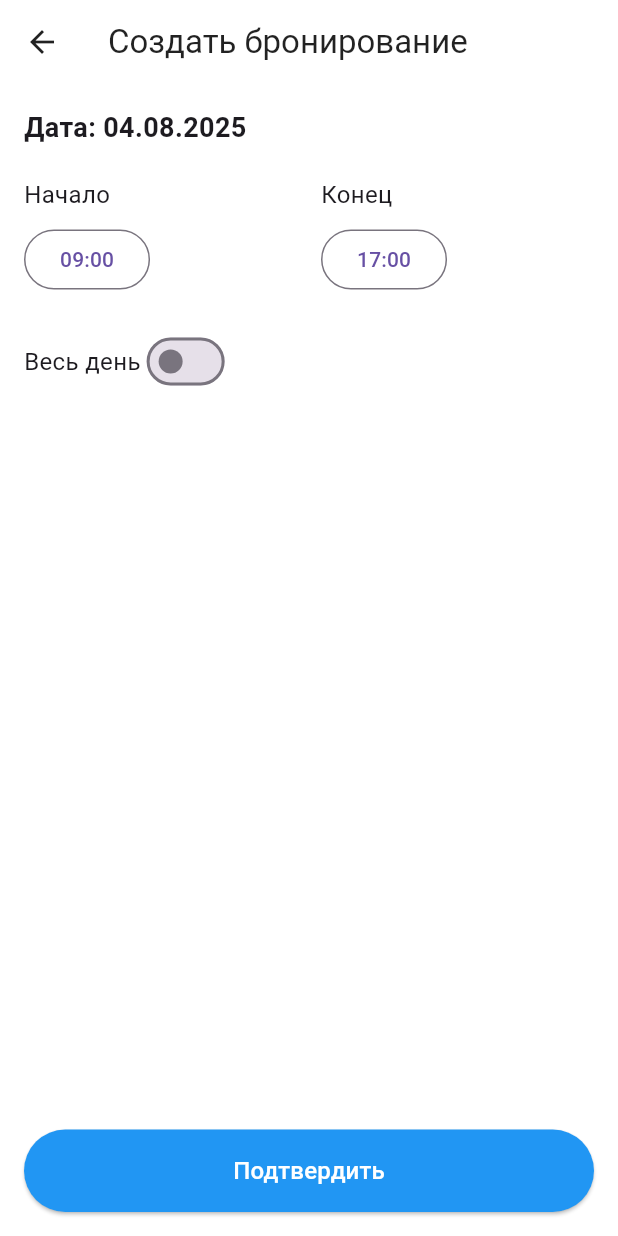
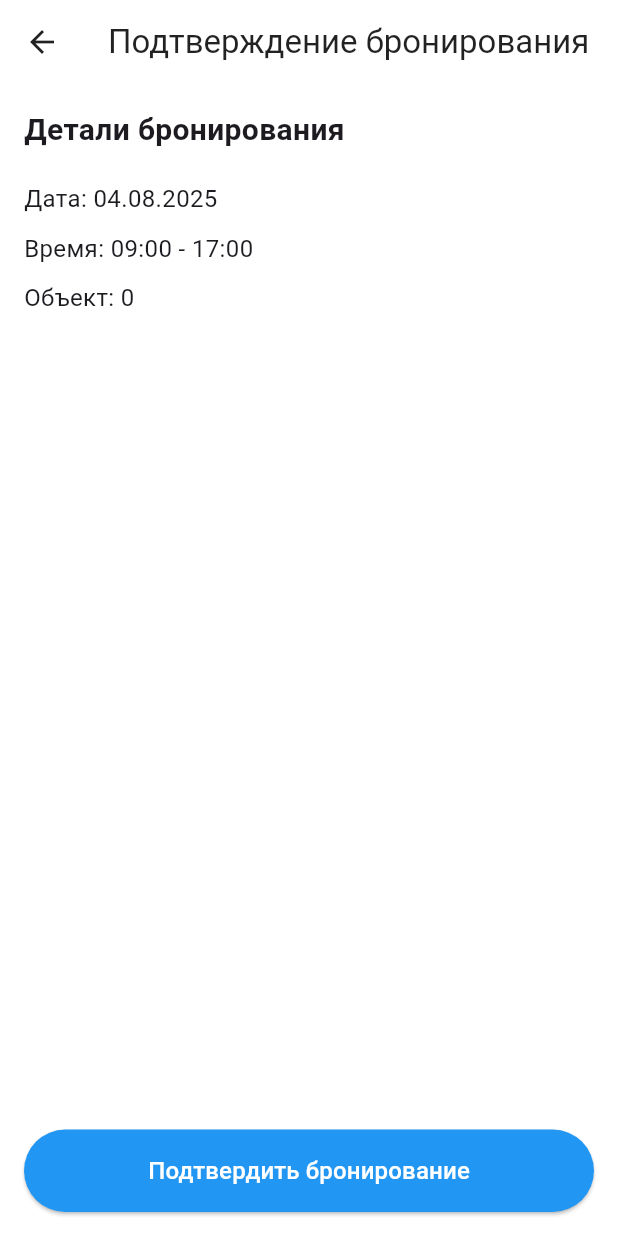
Before and after one commit to ShlykovPavel/booker_front, a Flutter app: the CreateBookingScreen screen opened by its route, after a tap on "Подтвердить", on a phone screen of 412 x 824 dp. Run offline on Flutter 3.47's test engine with Material 3 defaults, Android fonts, the phone set to English and light mode, and no system bars; our stand-ins replace dio, flutter_bloc, go_router, table_calendar; statements that could not run were skipped.

Commit message:
confirm booking screen 1st iteration

```diff
--- a/lib/presentation/router/app_router.dart
+++ b/lib/presentation/router/app_router.dart
@@ -6,6 +6,7 @@ import '../screens/booking_calendar/booking_calendar_screen.dart';
 import '../screens/booking_detail/booking_detail_screen.dart';
 import '../screens/edit_booking/edit_booking_screen.dart';
 import '../screens/create_booking/create_booking_screen.dart';
+import '../screens/confirm_booking/confirm_booking_screen.dart';
 
 final GoRouter appRouter = GoRouter(
   initialLocation: '/booking',
@@ -45,8 +46,26 @@ final GoRouter appRouter = GoRouter(
     GoRoute(
       path: '/create-booking',
       builder: (context, state) {
-        final selectedDay = state.extra as DateTime?;
-        return CreateBookingScreen(selectedDay: selectedDay ?? DateTime.now());
+        final extra = state.extra as Map<String, dynamic>?; // Изменяем тип на Map
+        final selectedDay = extra?['selectedDay'] as DateTime?;
+        final bookingEntityId = extra?['bookingEntityId'] as int?; // Добавляем ID
+        return CreateBookingScreen(
+          selectedDay: selectedDay ?? DateTime.now(),
+          bookingEntityId: bookingEntityId ?? 0, // Значение по умолчанию, если ID нет
+        );
+      },
+    ),
+    GoRoute(
+      path: '/confirm-booking',
+      builder: (context, state) {
+        final extra = state.extra as Map<String, dynamic>?;
+        return ConfirmBookingScreen(
+          selectedDay: extra?['selectedDay'] as DateTime,
+          startTime: extra?['startTime'] as DateTime,
+          endTime: extra?['endTime'] as DateTime,
+          isAllDay: extra?['isAllDay'] as bool,
+          bookingEntityId: extra?['bookingEntityId'] as int,
+        );
       },
     ),
   ],
--- a/lib/presentation/screens/booking_calendar/booking_calendar_screen.dart
+++ b/lib/presentation/screens/booking_calendar/booking_calendar_screen.dart
@@ -1,16 +1,12 @@
+import 'package:booker_front/data/repositories/booking_repository.dart';
 import 'package:flutter/material.dart';
 import 'package:flutter_bloc/flutter_bloc.dart';
 import 'package:go_router/go_router.dart';
 import 'package:table_calendar/table_calendar.dart';
 import 'bloc/booking_calendar_bloc.dart';
 import 'widgets/booking_tile.dart';
-import './../booking_entity/bloc/booking_entity_bloc.dart';
-import '././/./data/repositories/booking_repository.dart';
-
-
-
-
-
+import '../booking_entity/bloc/booking_entity_bloc.dart';
+// import '../../data/repositories/booking_repository.dart';
 import '../create_booking/create_booking_screen.dart';
 
 class BookingCalendarScreen extends StatelessWidget {
@@ -174,7 +170,7 @@ class BookingCalendarScreen extends StatelessWidget {
                 }
                 return FloatingActionButton(
                   onPressed: () {
-                    context.push('/create-booking', extra: selectedDay);
+                    context.push('/create-booking', extra: {'selectedDay': selectedDay, 'bookingEntityId': bookingEntityId});
                   },
                   backgroundColor: Colors.blue,
                   child: const Icon(Icons.add, color: Colors.white),
--- /dev/null
+++ b/lib/presentation/screens/confirm_booking/confirm_booking_screen.dart
@@ -0,0 +1,80 @@
+import 'package:flutter/material.dart';
+import 'package:go_router/go_router.dart';
+import 'package:intl/intl.dart';
+
+class ConfirmBookingScreen extends StatelessWidget {
+  final DateTime selectedDay;
+  final DateTime startTime;
+  final DateTime endTime;
+  final bool isAllDay;
+  final int bookingEntityId;
+
+  const ConfirmBookingScreen({
+    super.key,
+    required this.selectedDay,
+    required this.startTime,
+    required this.endTime,
+    required this.isAllDay,
+    required this.bookingEntityId,
+  });
+
+  @override
+  Widget build(BuildContext context) {
+    return Scaffold(
+      appBar: AppBar(
+        leading: IconButton(
+          icon: const Icon(Icons.arrow_back),
+          onPressed: () => context.pop(),
+        ),
+        title: const Text(
+          'Подтверждение бронирования',
+          style: TextStyle(color: Colors.black87),
+        ),
+        backgroundColor: Colors.white,
+      ),
+      body: Padding(
+        padding: const EdgeInsets.all(16.0),
+        child: Column(
+          crossAxisAlignment: CrossAxisAlignment.start,
+          children: [
+            const Text(
+              'Детали бронирования',
+              style: TextStyle(fontSize: 20, fontWeight: FontWeight.bold),
+            ),
+            const SizedBox(height: 20),
+            Text(
+              'Дата: ${DateFormat('dd.MM.yyyy').format(selectedDay)}',
+              style: const TextStyle(fontSize: 16),
+            ),
+            const SizedBox(height: 10),
+            Text(
+              'Время: ${isAllDay ? 'Весь день' : '${DateFormat('HH:mm').format(startTime)} - ${DateFormat('HH:mm').format(endTime)}'}',
+              style: const TextStyle(fontSize: 16),
+            ),
+            const SizedBox(height: 10),
+            // Название объекта бронирования (предполагаем, что оно связано с bookingEntityId)
+            Text(
+              'Объект: ${bookingEntityId.toString()}', // Замени на реальный способ получения имени
+              style: const TextStyle(fontSize: 16),
+            ),
+            const Spacer(),
+            SizedBox(
+              width: double.infinity,
+              child: ElevatedButton(
+                onPressed: () {},
+                style: ElevatedButton.styleFrom(
+                  backgroundColor: Colors.blue,
+                  padding: const EdgeInsets.symmetric(vertical: 16),
+                ),
+                child: const Text(
+                  'Подтвердить бронирование',
+                  style: TextStyle(color: Colors.white, fontSize: 16),
+                ),
+              ),
+            ),
+          ],
+        ),
+      ),
+    );
+  }
+}
--- a/lib/presentation/screens/create_booking/create_booking_screen.dart
+++ b/lib/presentation/screens/create_booking/create_booking_screen.dart
@@ -2,11 +2,13 @@ import 'package:flutter/material.dart';
 import 'package:go_router/go_router.dart';
 import 'package:intl/intl.dart';
 import 'package:flutter/cupertino.dart';
+import '../confirm_booking/confirm_booking_screen.dart';
 
 class CreateBookingScreen extends StatefulWidget {
   final DateTime selectedDay;
+  final int bookingEntityId; // Используем ID для связи с объектом
 
-  const CreateBookingScreen({super.key, required this.selectedDay});
+  const CreateBookingScreen({super.key, required this.selectedDay, required this.bookingEntityId});
 
   @override
   State<CreateBookingScreen> createState() => _CreateBookingScreenState();
@@ -213,7 +215,20 @@ class _CreateBookingScreenState extends State<CreateBookingScreen> {
             SizedBox(
               width: double.infinity,
               child: ElevatedButton(
-                onPressed: isButtonEnabled ? () {} : null,
+                onPressed: isButtonEnabled
+                    ? () {
+                  context.push(
+                    '/confirm-booking',
+                    extra: {
+                      'selectedDay': widget.selectedDay,
+                      'startTime': _startTime,
+                      'endTime': _endTime,
+                      'isAllDay': _isAllDay,
+                      'bookingEntityId': widget.bookingEntityId,
+                    },
+                  );
+                }
+                    : null,
                 style: ElevatedButton.styleFrom(
                   backgroundColor: isButtonEnabled ? Colors.blue : Colors.grey,
                   padding: const EdgeInsets.symmetric(vertical: 16),
```
